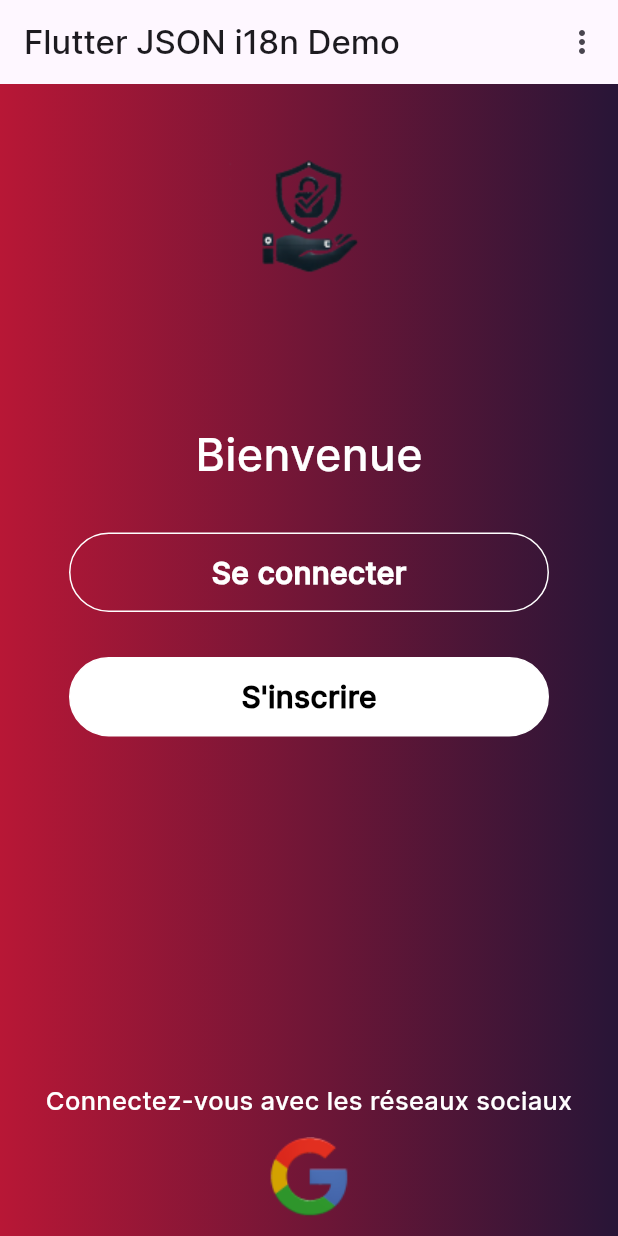
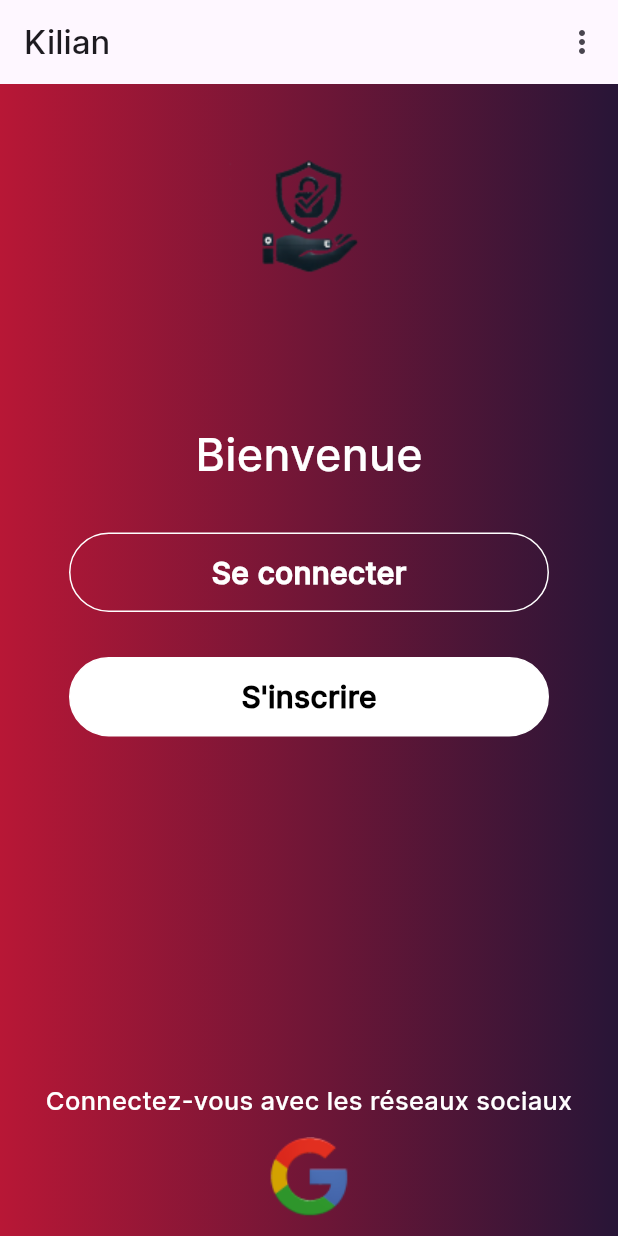
Before and after one commit to trichol/consentApp, a Flutter app: the screen it shows after launch, on a phone screen of 412 x 824 dp. Run offline on Flutter 3.47's test engine with Material 3 defaults, Android fonts, the phone set to English and light mode, and no system bars; our stand-ins replace firebase_auth, firebase_core, logger; accounts and stored records are empty.

Commit message:
feature: implementation log2

```diff
--- a/assets/langage/fr.json
+++ b/assets/langage/fr.json
@@ -1,4 +1,5 @@
 {
+  "title": "Kilian",
   "welcome": "Bienvenue",
   "sign_in": "Se connecter",
   "sign_up": "S'inscrire",
--- a/lib/services/json_loader.dart
+++ /dev/null
@@ -1,12 +0,0 @@
-import 'package:flutter/services.dart' show rootBundle;
-import 'dart:convert';
-
-Future<Map<String, dynamic>> loadJson() async {
-  // Load the JSON file from the assets
-  String jsonString = await rootBundle.loadString('assets/langage/fr.json');
-
-  // Decode the JSON data
-  Map<String, dynamic> jsonData = jsonDecode(jsonString);
-
-  return jsonData;
-}
--- a/lib/welcome_screen.dart
+++ b/lib/welcome_screen.dart
@@ -12,7 +12,7 @@ class WelcomeScreen extends StatelessWidget {
   Widget build(BuildContext context) {
     return Scaffold(
       appBar: AppBar(
-        title: Text('Flutter JSON i18n Demo'),
+        title: Text(_localizationManager.getString('title')),
         actions: [
           PopupMenuButton<String>(
             onSelected: (String lang) async {
```
